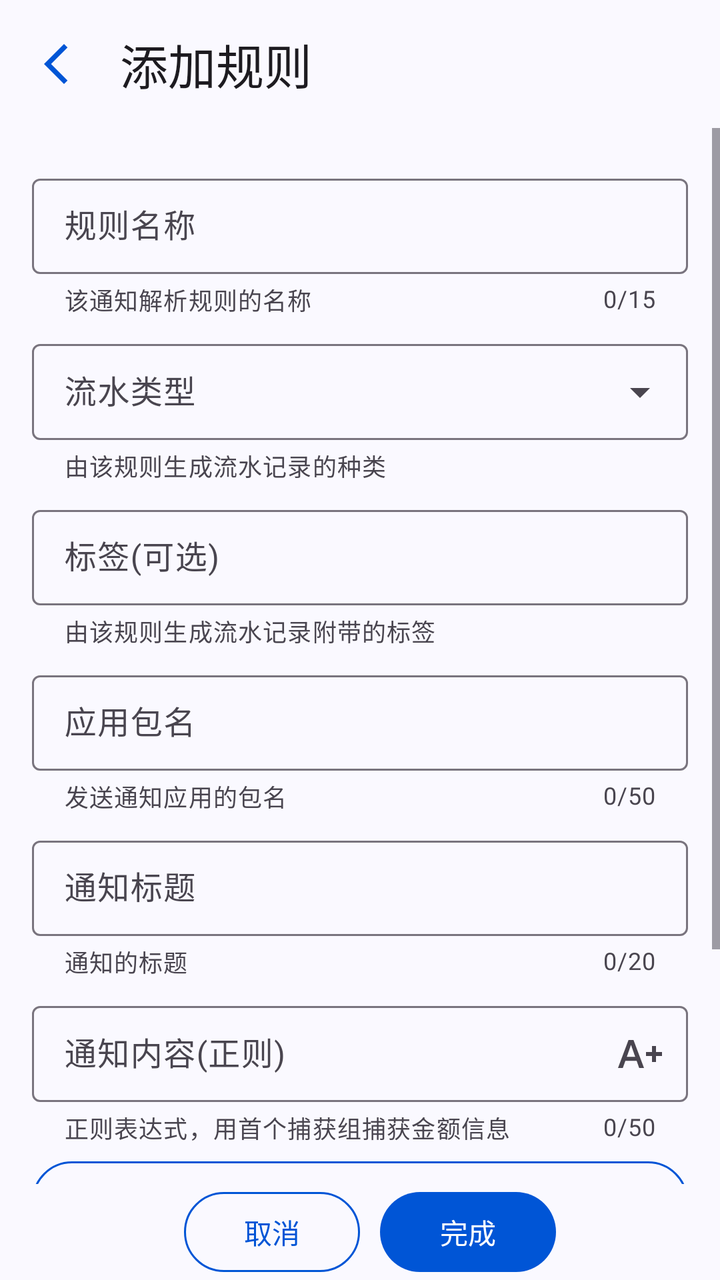
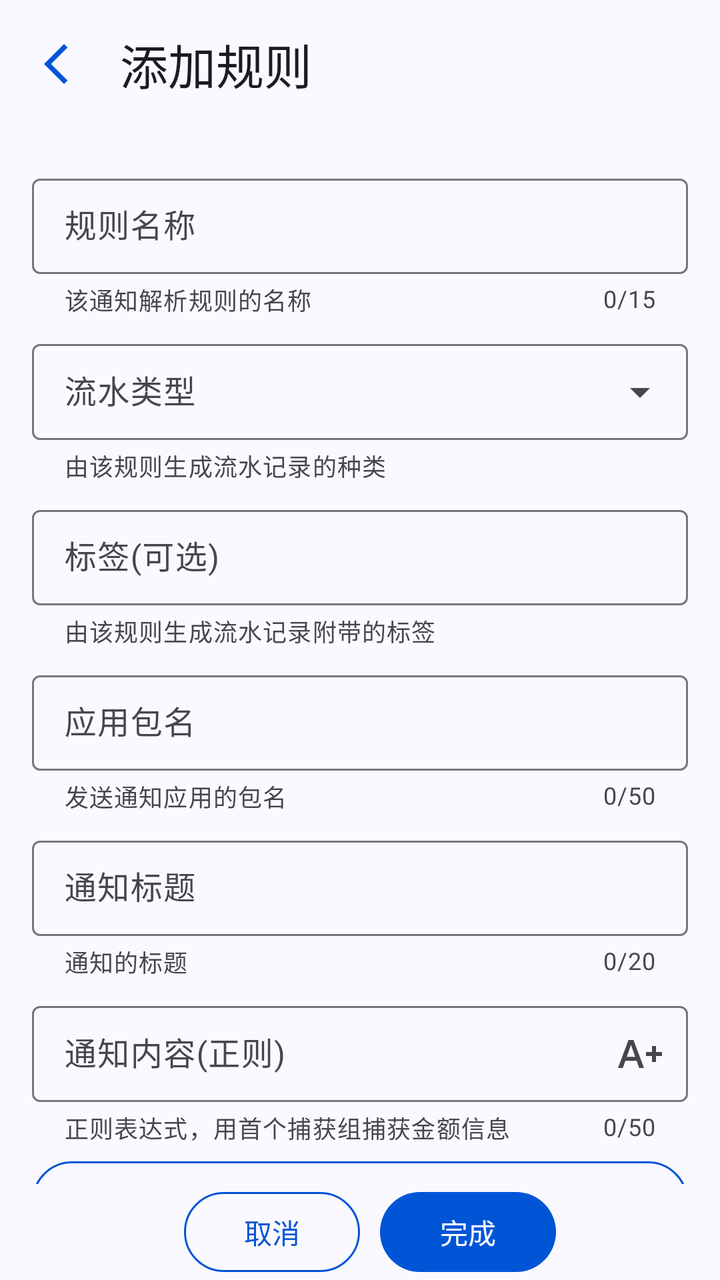

Before-and-after screenshots of an Android layout around one commit, followed by the original layout XML and the change that was made.
<!-- AndroidManifest.xml: application theme Theme.ManagerAssistant.Static -->
<!-- res/layout/activity_rule_add_modify.xml -->
<androidx.constraintlayout.widget.ConstraintLayout xmlns:android="http://schemas.android.com/apk/res/android"
    xmlns:app="http://schemas.android.com/apk/res-auto"
    xmlns:tools="http://schemas.android.com/tools"
    style="@style/CommonPageStyle"
    android:layout_width="match_parent"
    android:layout_height="match_parent"
    android:orientation="vertical"
    tools:context=".ui.pages.bookkeeping.notification_analysis.rule_edit.RuleAddModifyActivity">

    <com.google.android.material.appbar.MaterialToolbar
        android:id="@+id/toolbar"
        android:layout_width="match_parent"
        android:layout_height="?attr/actionBarSize"
        app:layout_constraintEnd_toEndOf="parent"
        app:layout_constraintStart_toStartOf="parent"
        app:layout_constraintTop_toTopOf="parent"
        app:navigationIcon="@drawable/baseline_arrow_back_ios_new_24"
        app:title="@string/add_rule" />

    <ScrollView
        android:id="@+id/scroll_view"
        android:layout_width="match_parent"
        android:layout_height="0dp"
        app:layout_constraintBottom_toTopOf="@id/btn_card_view"
        app:layout_constraintTop_toBottomOf="@id/toolbar">

        <LinearLayout
            android:layout_width="match_parent"
            android:layout_height="wrap_content"
            android:orientation="vertical"
            android:padding="16sp">

            <com.google.android.material.textfield.TextInputLayout
                android:id="@+id/rule_name_layout"
                style="@style/CommonTextInputLayoutStyle"
                android:layout_width="match_parent"
                android:layout_height="wrap_content"
                app:counterMaxLength="15"
                app:endIconDrawable="@drawable/baseline_clear_24"
                app:endIconMode="clear_text"
                app:helperText="@string/rule_name_help_text">

                <com.google.android.material.textfield.TextInputEditText
                    android:id="@+id/rule_name_input"
                    style="@style/UserInputEditTextStyle"
                    android:layout_width="match_parent"
                    android:layout_height="match_parent"
                    android:hint="@string/rule_name" />
            </com.google.android.material.textfield.TextInputLayout>

            <com.google.android.material.textfield.TextInputLayout
                style="@style/DropdownMenuTextInputLayoutStyle"
                android:layout_width="match_parent"
                android:layout_height="wrap_content"
                app:helperText="@string/rule_account_type_help">

                <com.google.android.material.textfield.MaterialAutoCompleteTextView
                    android:id="@+id/type_input"
                    style="@style/UneditableAutoCompleteTextViewStyle"
                    android:layout_width="match_parent"
                    android:layout_height="match_parent"
                    android:hint="@string/running_account_type"
                    android:inputType="none" />
            </com.google.android.material.textfield.TextInputLayout>

            <LinearLayout
                android:id="@+id/transfer_input_layout"
                android:layout_width="match_parent"
                android:layout_height="wrap_content"
                android:orientation="vertical"
                android:visibility="gone">

                <com.google.android.material.textfield.TextInputLayout
                    android:id="@+id/export_account_layout"
                    style="@style/DropdownMenuTextInputLayoutStyle"
                    android:layout_width="match_parent"
                    android:layout_height="wrap_content"
                    android:hint="@string/export_account"
                    app:counterMaxLength="20"
                    app:helperText="@string/account_export_help">

                    <com.google.android.material.textfield.MaterialAutoCompleteTextView
                        android:id="@+id/export_account_input"
                        style="@style/EditableAutoCompleteTextViewStyle"
                        android:layout_width="match_parent"
                        android:layout_height="wrap_content" />
                </com.google.android.material.textfield.TextInputLayout>

                <com.google.android.material.textfield.TextInputLayout
                    android:id="@+id/import_account_layout"
                    style="@style/DropdownMenuTextInputLayoutStyle"
                    android:layout_width="match_parent"
                    android:layout_height="wrap_content"
                    android:hint="@string/import_account"
                    app:counterMaxLength="20"
                    app:helperText="@string/account_import_help">

                    <com.google.android.material.textfield.MaterialAutoCompleteTextView
                        android:id="@+id/import_account_input"
                        style="@style/EditableAutoCompleteTextViewStyle"
                        android:layout_width="match_parent"
                        android:layout_height="wrap_content" />
                </com.google.android.material.textfield.TextInputLayout>
            </LinearLayout>

            <com.google.android.material.textfield.TextInputLayout
                style="@style/CommonTextInputLayoutStyle"
                android:layout_width="match_parent"
                android:layout_height="wrap_content"
                app:counterEnabled="false"
                app:helperText="@string/rule_tag_help">

                <com.google.android.material.textfield.MaterialAutoCompleteTextView
                    android:id="@+id/tag_name_input"
                    style="@style/UneditableAutoCompleteTextViewStyle"
                    android:layout_width="match_parent"
                    android:layout_height="match_parent"
                    android:hint="@string/tag_optional" />
            </com.google.android.material.textfield.TextInputLayout>

            <com.google.android.material.textfield.TextInputLayout
                android:id="@+id/package_name_layout"
                style="@style/CommonTextInputLayoutStyle"
                android:layout_width="match_parent"
                android:layout_height="wrap_content"
                app:counterMaxLength="50"
                app:helperText="@string/rule_package_name_help">

                <com.google.android.material.textfield.MaterialAutoCompleteTextView
                    android:id="@+id/package_name_input"
                    style="@style/UneditableAutoCompleteTextViewStyle"
                    android:layout_width="match_parent"
                    android:layout_height="match_parent"
                    android:hint="@string/package_name" />
            </com.google.android.material.textfield.TextInputLayout>

            <com.google.android.material.textfield.TextInputLayout
                android:id="@+id/notification_title_layout"
                style="@style/CommonTextInputLayoutStyle"
                android:layout_width="match_parent"
                android:layout_height="wrap_content"
                app:counterMaxLength="20"
                app:endIconDrawable="@drawable/baseline_clear_24"
                app:endIconMode="clear_text"
                app:helperText="@string/rule_notification_title_help">

                <com.google.android.material.textfield.TextInputEditText
                    android:id="@+id/notification_title_input"
                    style="@style/UserInputEditTextStyle"
                    android:layout_width="match_parent"
                    android:layout_height="match_parent"
                    android:hint="@string/notification_title" />
            </com.google.android.material.textfield.TextInputLayout>

            <com.google.android.material.textfield.TextInputLayout
                android:id="@+id/notification_content_layout"
                style="@style/CommonTextInputLayoutStyle"
                android:layout_width="match_parent"
                android:layout_height="wrap_content"
                app:counterMaxLength="50"
                app:endIconDrawable="@drawable/baseline_text_increase_24"
                app:endIconMode="custom"
                app:helperText="@string/rule_notification_content_help">

                <com.google.android.material.textfield.TextInputEditText
                    android:id="@+id/notification_content_input"
                    style="@style/UserInputEditTextStyle"
                    android:layout_width="match_parent"
                    android:layout_height="match_parent"
                    android:hint="@string/notification_content_regex"
                    android:maxLength="50" />
            </com.google.android.material.textfield.TextInputLayout>

            <com.google.android.material.button.MaterialButton
                android:id="@+id/input_instruction_btn"
                style="@style/OutlinedBtnStyle"
                android:layout_width="match_parent"
                android:layout_height="wrap_content"
                android:layout_marginStart="0dp"
                android:layout_marginEnd="0dp"
                android:text="@string/input_instruction"
                app:icon="@drawable/outline_info_24"
                app:iconGravity="textStart" />

            <com.google.android.material.textview.MaterialTextView
                style="@style/TipTextViewStyle"
                android:layout_width="match_parent"
                android:layout_height="wrap_content"
                android:text="@string/analysis_rule_tip" />
        </LinearLayout>
    </ScrollView>

    <com.google.android.material.card.MaterialCardView
        android:id="@+id/btn_card_view"
        style="@style/BottomRightAngleCardStyle"
        android:layout_width="match_parent"
        android:layout_height="wrap_content"
        app:layout_constraintBottom_toBottomOf="parent">

        <LinearLayout
            android:layout_width="match_parent"
            android:layout_height="match_parent"
            android:gravity="center"
            android:orientation="horizontal">

            <com.google.android.material.button.MaterialButton
                android:id="@+id/delete_btn"
                style="@style/OutlinedBtnStyle"
                android:layout_width="wrap_content"
                android:layout_height="wrap_content"
                android:text="@string/delete"
                android:visibility="gone" />

            <com.google.android.material.button.MaterialButton
                android:id="@+id/cancel_btn"
                style="@style/OutlinedBtnStyle"
                android:layout_width="wrap_content"
                android:layout_height="wrap_content"
                android:text="@string/cancel" />

            <com.google.android.material.button.MaterialButton
                android:id="@+id/finish_btn"
                style="@style/CommonBtnStyle"
                android:layout_width="wrap_content"
                android:layout_height="wrap_content"
                android:text="@string/finish" />
        </LinearLayout>
    </com.google.android.material.card.MaterialCardView>
</androidx.constraintlayout.widget.ConstraintLayout>
<!-- resources referenced by this layout -->
<resources>
  <string name="account_export_help">您名下的转出账户名称</string>
  <string name="account_import_help">您名下的转入账户名称</string>
  <string name="add_rule">添加规则</string>
  <string name="analysis_rule_tip">推荐执行以下操作使通知监听更加稳定：\n1.授予自启动权限(如果有该权限设置)\n2.在最近任务中锁定本应用\n3.在该软件设置界面将电池优化设置为“无限制”</string>
  <string name="cancel">取消</string>
  <string name="delete">删除</string>
  <string name="export_account">转出账户</string>
  <string name="finish">完成</string>
  <string name="import_account">转入账户</string>
  <string name="input_instruction">详细输入说明</string>
  <string name="notification_content_regex">通知内容(正则)</string>
  <string name="notification_title">通知标题</string>
  <string name="package_name">应用包名</string>
  <string name="rule_account_type_help">由该规则生成流水记录的种类</string>
  <string name="rule_name">规则名称</string>
  <string name="rule_name_help_text">该通知解析规则的名称</string>
  <string name="rule_notification_content_help">正则表达式，用首个捕获组捕获金额信息</string>
  <string name="rule_notification_title_help">通知的标题</string>
  <string name="rule_package_name_help">发送通知应用的包名</string>
  <string name="rule_tag_help">由该规则生成流水记录附带的标签</string>
  <string name="running_account_type">流水类型</string>
  <string name="tag_optional">标签(可选)</string>
  <style name="BottomRightAngleCardStyle" parent="CardStyleBase">
          <item name="cardCornerRadius">0dp</item>
          <item name="cardBackgroundColor">@android:color/transparent</item>
      </style>
  <style name="CommonPageStyle">
          <item name="android:fitsSystemWindows">true</item>
          <item name="android:background">?attr/colorSurface</item>
      </style>
  <style name="CommonTextInputLayoutStyle" parent="Widget.Material3.TextInputLayout.OutlinedBox.Dense">
          <item name="errorEnabled">true</item>
          <item name="counterEnabled">true</item>
          <item name="helperTextEnabled">true</item>
          <item name="android:layout_marginTop">4dp</item>
          <item name="android:layout_marginBottom">4dp</item>
      </style>
  <style name="DropdownMenuTextInputLayoutStyle" parent="Widget.Material3.TextInputLayout.OutlinedBox.Dense.ExposedDropdownMenu">
          <item name="errorEnabled">true</item>
          <item name="helperTextEnabled">true</item>
          <item name="android:layout_marginTop">4dp</item>
          <item name="android:layout_marginBottom">4dp</item>
      </style>
  <style name="EditableAutoCompleteTextViewStyle" parent="UneditableAutoCompleteTextViewStyle">
          <item name="android:inputType">text</item>
          <item name="maxLines">1</item>
      </style>
  <style name="UneditableAutoCompleteTextViewStyle" parent="Widget.Material3.AutoCompleteTextView.OutlinedBox.Dense">
          <item name="android:inputType">none</item>
          <item name="maxLines">1</item>
          <item name="android:textColorHighlight">?attr/colorControlHighlight</item>
      </style>
  <style name="UserInputEditTextStyle" parent="Widget.Material3.TextInputEditText.OutlinedBox.Dense">
          <item name="android:inputType">text</item>
          <item name="android:textColorHighlight">?attr/colorSurfaceVariant</item>
          <item name="android:maxLength">20</item>
      </style>
  <style name="CardStyleBase" parent="Widget.Material3.CardView.Filled">
          <item name="cardBackgroundColor">@color/card_background_color</item>
      </style>
  <color name="color_primary">#0055d6</color>
  <color name="color_on_primary">#ffffff</color>
  <color name="color_primary_container">#d8e1fe</color>
  <color name="color_secondary_container">#e0e1ff</color>
  <color name="color_surface">#faf9ff</color>
  <color name="color_surface_container">#ebedfa</color>
  <color name="color_surface_container_low">#edeffc</color>
  <style name="ToolBarStyle" parent="Widget.Material3.Toolbar">
          <item name="android:backgroundTint">?attr/colorSurface</item>
          <item name="navigationIconTint">?attr/colorPrimary</item>
          <item name="contentInsetStart">10dp</item>
          <item name="titleTextAppearance">?attr/textAppearanceHeadlineSmall</item>
      </style>
  <!-- unchanged entries left out for length: 9 -->
</resources>

<!-- the commit's change to res/layout/activity_rule_add_modify.xml (unified diff, before → after) -->
@@ -21,6 +21,7 @@
         android:id="@+id/scroll_view"
         android:layout_width="match_parent"
         android:layout_height="0dp"
+        android:scrollbars="none"
         app:layout_constraintBottom_toTopOf="@id/btn_card_view"
         app:layout_constraintTop_toBottomOf="@id/toolbar">
 
